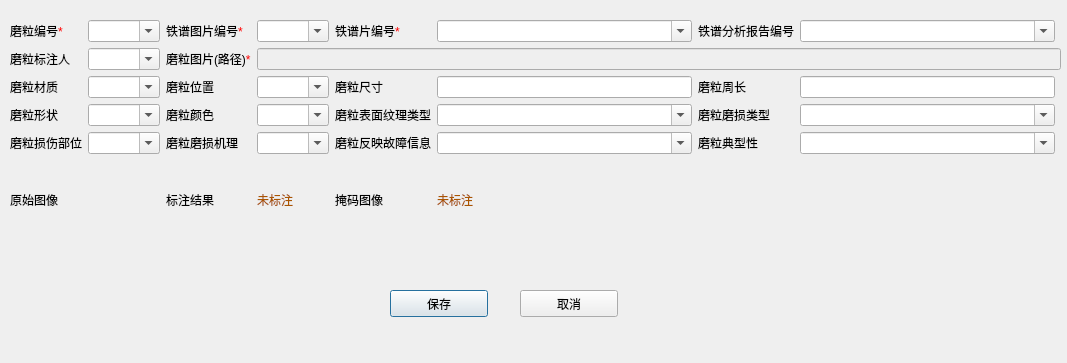
First picture: the form in MoliProperties.ui, repository WooodHead/labelling3, before the edit.
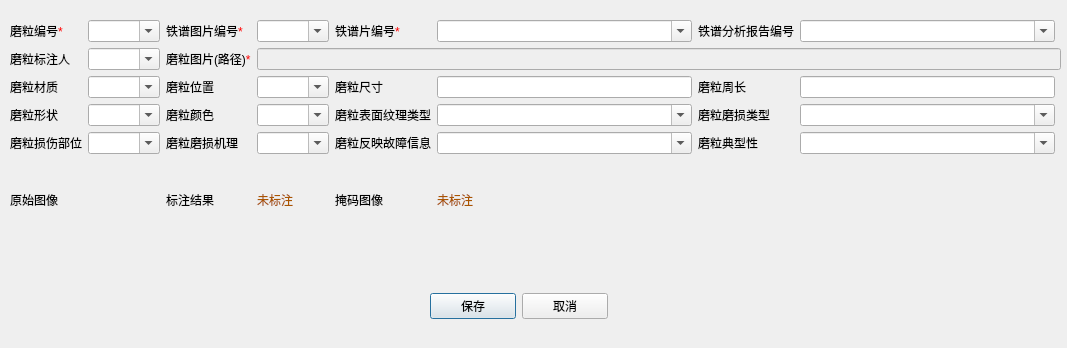
Second picture: the form after the edit.

What changed in the file:
```diff
--- a/MoliProperties.ui
+++ b/MoliProperties.ui
@@ -7,7 +7,7 @@
     <x>0</x>
     <y>0</y>
     <width>1067</width>
-    <height>363</height>
+    <height>348</height>
    </rect>
   </property>
   <property name="windowTitle">
@@ -317,32 +317,36 @@
     </item>
    </layout>
   </widget>
-  <widget class="QPushButton" name="pushButton">
+  <widget class="QWidget" name="">
    <property name="geometry">
     <rect>
-     <x>390</x>
+     <x>430</x>
      <y>290</y>
-     <width>98</width>
-     <height>27</height>
+     <width>178</width>
+     <height>32</height>
     </rect>
    </property>
-   <property name="text">
-    <string>保存</string>
-   </property>
+   <layout class="QGridLayout" name="gridLayout">
+    <item row="0" column="0">
+     <widget class="QPushButton" name="pushButton">
+      <property name="text">
+       <string>保存</string>
+      </property>
+     </widget>
+    </item>
+    <item row="0" column="1">
+     <widget class="QPushButton" name="pushButton_2">
+      <property name="text">
+       <string>取消</string>
+      </property>
+     </widget>
+    </item>
+   </layout>
   </widget>
-  <widget class="QPushButton" name="pushButton_2">
-   <property name="geometry">
-    <rect>
-     <x>520</x>
-     <y>290</y>
-     <width>98</width>
-     <height>27</height>
-    </rect>
-   </property>
-   <property name="text">
-    <string>取消</string>
-   </property>
-  </widget>
+  <zorder>layoutWidget_2</zorder>
+  <zorder>pushButton</zorder>
+  <zorder>pushButton_2</zorder>
+  <zorder></zorder>
  </widget>
  <resources/>
  <connections/>
```
Left out of the diff: 408 changed lines with no effect on the pictures.
